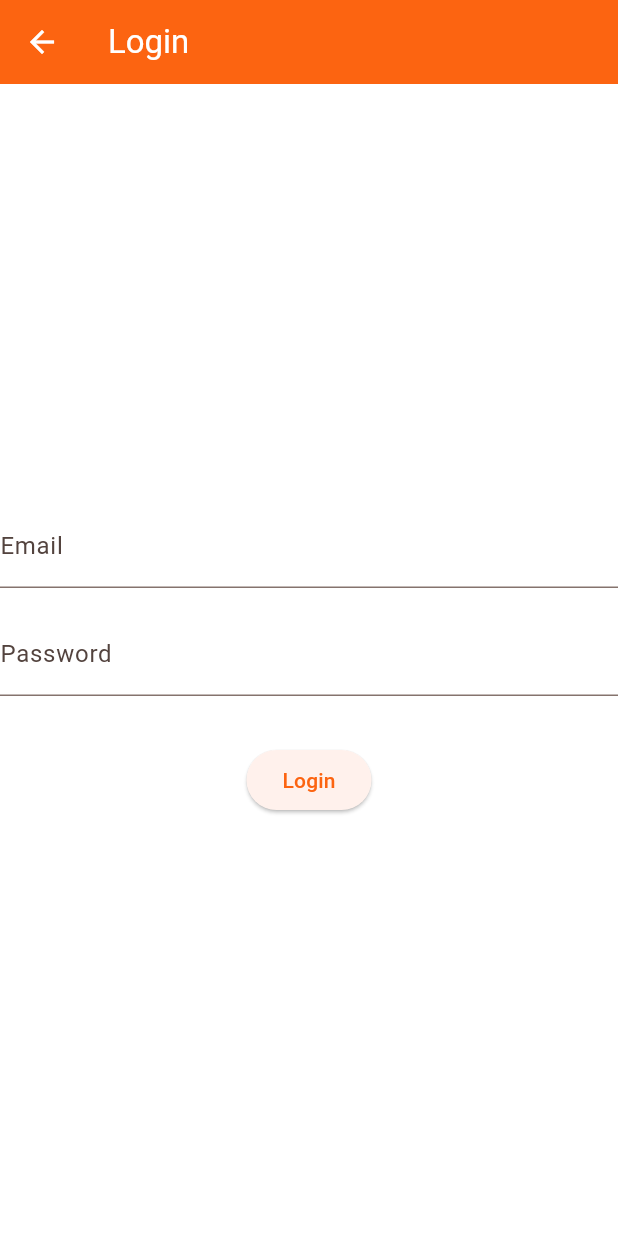
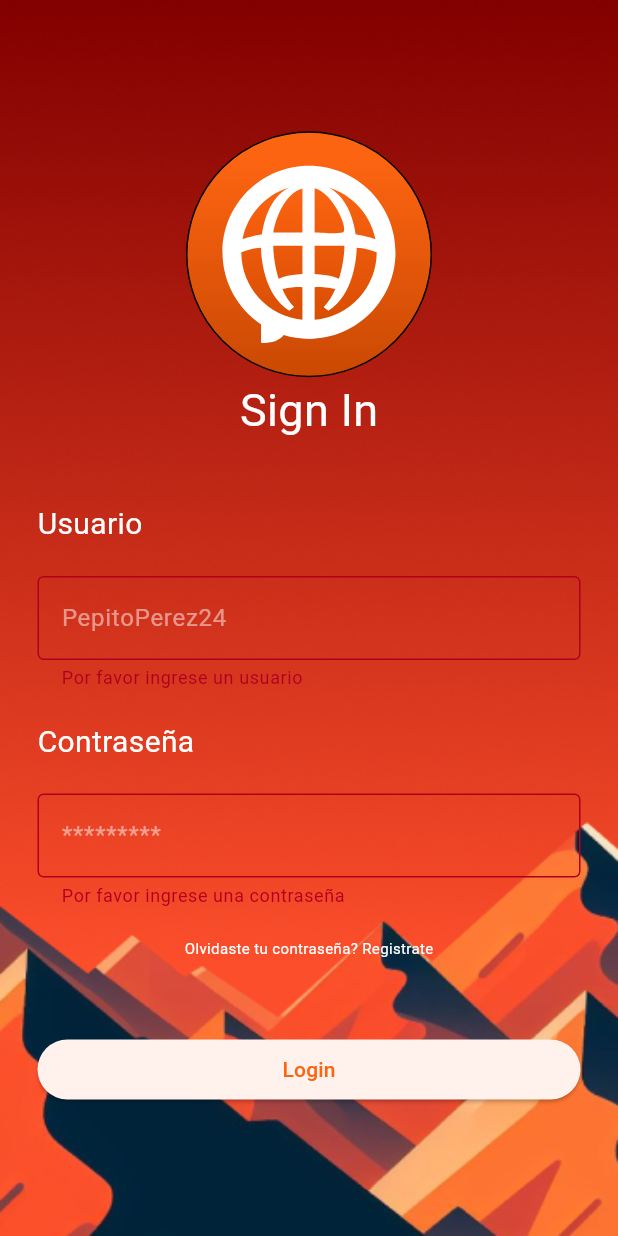
Before and after one commit to LeoLizc/f_parche, a Flutter app: the LoginPage screen opened directly, after a tap on "Login", on a phone screen of 412 x 824 dp. Run offline on Flutter 3.47's test engine with Material 2 defaults, Android fonts, the phone set to English and light mode, and no system bars; our stand-ins replace flex_color_scheme, flutter_svg, get, loggy.

Commit message:
Add login form with background images and validation

```diff
--- a/lib/ui/pages/auth/login.dart
+++ b/lib/ui/pages/auth/login.dart
@@ -1,38 +1,170 @@
 import 'package:flutter/material.dart';
+import 'package:flutter_svg/svg.dart';
 
 class LoginPage extends StatelessWidget {
-  const LoginPage({Key? key}) : super(key: key);
+  LoginPage({Key? key}) : super(key: key);
+
+  final _formKey = GlobalKey<FormState>();
+  final _userController = TextEditingController();
+  final _passwordController = TextEditingController();
 
   @override
   Widget build(BuildContext context) {
     return Scaffold(
-      appBar: AppBar(
-        title: const Text('Login'),
+      body: Stack(
+        children: [
+          // Fondo (Capa 1)
+          Container(
+            decoration: const BoxDecoration(
+              image: DecorationImage(
+                image: AssetImage(
+                    'assets/images/LogBackground.png'), // Ruta de tu imagen de fondo
+                fit: BoxFit.cover,
               ),
-      body: Center(
+            ),
+          ),
+          // Montañas (Capa 2)
+          Positioned(
+            bottom: 0,
+            left: 0,
+            right: 0,
+            child: Image.asset(
+              'assets/images/Background Hills.png', // Ruta de tu segunda imagen
+              fit: BoxFit.cover, // Ancho de la imagen
+            ),
+          ),
+          // Contenido Principal (Capa 3)
+          SafeArea(
+            child: Container(
+              //colocar un margen
+              margin: const EdgeInsets.all(25),
+              //vamos a hacer un login
+
+              child: Form(
+                key: _formKey,
                 child: Column(
                   mainAxisAlignment: MainAxisAlignment.center,
+                  children: <Widget>[
+                    SvgPicture.asset('assets/icons/Logo.svg'),
+                    const Text(
+                      'Sign In',
+                      style: TextStyle(fontSize: 30, color: Colors.white),
+                    ),
+                    Column(
+                      crossAxisAlignment: CrossAxisAlignment.start,
                       children: [
-            const TextField(
-              decoration: InputDecoration(
-                labelText: 'Email',
+                        const SizedBox(
+                          height: 20,
+                        ),
+                        const SizedBox(
+                          height: 20,
+                        ),
+                        const Align(
+                          alignment: Alignment.topLeft,
+                          child: Text(
+                            'Usuario',
+                            style: TextStyle(fontSize: 20, color: Colors.white),
                           ),
                         ),
-            const SizedBox(height: 16),
-            const TextField(
-              obscureText: true,
-              decoration: InputDecoration(
-                labelText: 'Password',
+                        const SizedBox(
+                          height: 20,
+                        ),
+                        TextFormField(
+                          controller: _userController,
+                          decoration: const InputDecoration(
+                            //colocar un texto blanco
+                            hintText: 'PepitoPerez24',
+                            hintStyle: TextStyle(
+                                color: Color.fromARGB(125, 255, 255, 255)),
+                            border: OutlineInputBorder(),
+                            enabledBorder: OutlineInputBorder(
+                              borderSide: BorderSide(color: Colors.white),
                             ),
                           ),
-            const SizedBox(height: 32),
-            ElevatedButton(
-              onPressed: () {},
-              child: const Text('Login'),
+                          validator: (value) {
+                            if (value == null || value.isEmpty) {
+                              return 'Por favor ingrese un usuario';
+                            }
+                            return null;
+                          },
+                        ),
+                        const SizedBox(
+                          height: 20,
+                        ),
+                        const Align(
+                          alignment: Alignment.topLeft,
+                          child: Text(
+                            'Contraseña',
+                            style: TextStyle(fontSize: 20, color: Colors.white),
+                          ),
+                        ),
+                        const SizedBox(
+                          height: 20,
+                        ),
+                        TextFormField(
+                          controller: _passwordController,
+                          obscureText: true,
+                          decoration: const InputDecoration(
+                            hintText: '*********',
+                            hintStyle: TextStyle(
+                                color: Color.fromARGB(125, 255, 255, 255)),
+                            border: OutlineInputBorder(),
+                            enabledBorder: OutlineInputBorder(
+                              borderSide: BorderSide(color: Colors.white),
+                            ),
+                          ),
+                          validator: (value) {
+                            if (value == null || value.isEmpty) {
+                              return 'Por favor ingrese una contraseña';
+                            }
+                            return null;
+                          },
+                        ),
+                      ],
+                    ),
+                    const SizedBox(
+                      height: 20,
+                    ),
+                    const Text(
+                      'Olvidaste tu contraseña? Registrate',
+                      style: TextStyle(fontSize: 10, color: Colors.white),
+                    ),
+                    const SizedBox(
+                      height: 50,
+                    ),
+                    Row(
+                      children: [
+                        Expanded(
+                          child: ElevatedButton(
+                            onPressed: () {
+                              if (_formKey.currentState!.validate()) {
+                                ScaffoldMessenger.of(context).showSnackBar(
+                                  const SnackBar(
+                                    content: Text('Procesando datos'),
+                                  ),
+                                );
+                              }
+                            },
+                            // style: ElevatedButton.styleFrom(
+                            //   minimumSize: const Size(200, 50),
+                            //   backgroundColor: ThemeData().primaryColorDark,
+                            // ),
+                            child: const Text(
+                              'Login',
+                              // style: TextStyle(fontSize: 20, color: Colors.white),
+                            ),
+                            //aumenta el tamaño del boton
+                          ),
+                        ),
+                      ],
                     ),
                   ],
                 ),
               ),
+            ),
+          ),
+        ],
+      ),
     );
   }
 }
```
Lines whose indentation alone changed are shown as unchanged.
